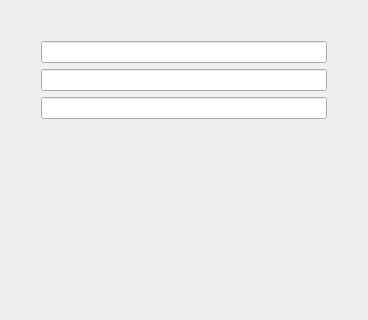
sleepy2con/Simple-chat-software, file SimpleChat/LoginWidget.ui: the form before one commit; both pictures show x 0 to 368 and y 0 to 320 of the 368 by 497 pixel window.
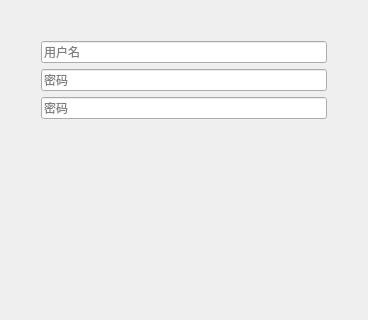
The form after the commit. The open tabs and pages were chosen to show the change.

Diff of the .ui file:
```diff
--- a/SimpleChat/LoginWidget.ui
+++ b/SimpleChat/LoginWidget.ui
@@ -154,13 +154,25 @@
      <widget class="QWidget" name="registerPage">
       <layout class="QVBoxLayout" name="verticalLayout_2" stretch="1,1,1,0,0">
        <item>
-        <widget class="QLineEdit" name="le_username_2"/>
+        <widget class="QLineEdit" name="le_username_2">
+         <property name="placeholderText">
+          <string>用户名</string>
+         </property>
+        </widget>
        </item>
        <item>
-        <widget class="QLineEdit" name="le_password_1"/>
+        <widget class="QLineEdit" name="le_password_1">
+         <property name="placeholderText">
+          <string>密码</string>
+         </property>
+        </widget>
        </item>
        <item>
-        <widget class="QLineEdit" name="le_confirm"/>
+        <widget class="QLineEdit" name="le_confirm">
+         <property name="placeholderText">
+          <string>密码</string>
+         </property>
+        </widget>
        </item>
        <item>
         <spacer name="verticalSpacer_5">
```
Left out of the diff: 14 changed lines with no effect on the pictures.
